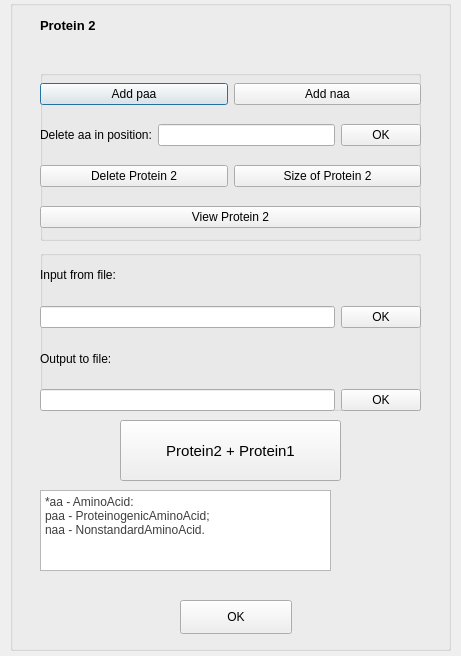
Qt form secondwindow.ui (aaismailov/LabOop) before a commit.
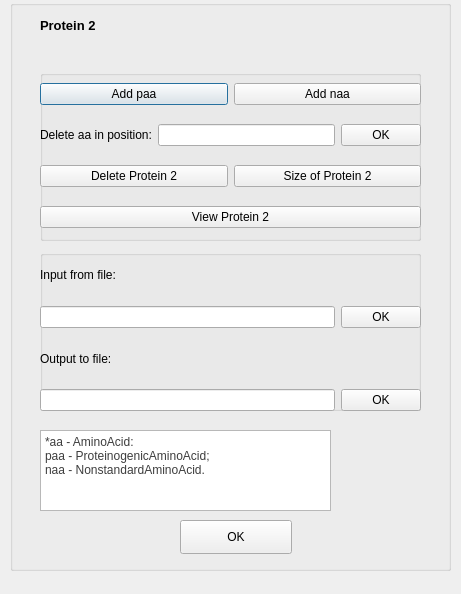
The same form after that commit.

Diff of the .ui file:
```diff
--- a/secondwindow.ui
+++ b/secondwindow.ui
@@ -7,7 +7,7 @@
     <x>0</x>
     <y>0</y>
     <width>461</width>
-    <height>656</height>
+    <height>594</height>
    </rect>
   </property>
   <property name="windowTitle">
@@ -19,7 +19,7 @@
      <x>10</x>
      <y>0</y>
      <width>441</width>
-     <height>651</height>
+     <height>571</height>
     </rect>
    </property>
    <property name="title">
@@ -274,29 +274,11 @@
      </layout>
     </widget>
    </widget>
-   <widget class="QPushButton" name="pushButton_28">
-    <property name="geometry">
-     <rect>
-      <x>110</x>
-      <y>420</y>
-      <width>221</width>
-      <height>61</height>
-     </rect>
-    </property>
-    <property name="font">
-     <font>
-      <pointsize>11</pointsize>
-     </font>
-    </property>
-    <property name="text">
-     <string>Protein2 + Protein1</string>
-    </property>
-   </widget>
    <widget class="QTextBrowser" name="textBrowser">
     <property name="geometry">
      <rect>
       <x>30</x>
-      <y>490</y>
+      <y>430</y>
       <width>291</width>
       <height>81</height>
      </rect>
@@ -314,7 +296,7 @@
     <property name="geometry">
      <rect>
       <x>170</x>
-      <y>600</y>
+      <y>520</y>
       <width>112</width>
       <height>34</height>
      </rect>
```
